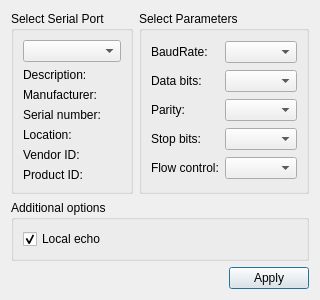
This is settingsdialog.ui in sigern/wheatley-gui as Qt 5 draws it before an edit. The edited form follows.
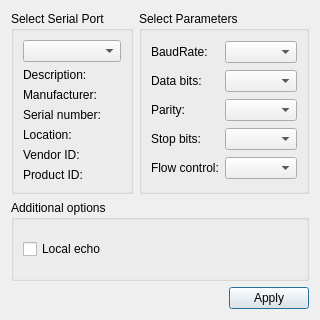
This is the edited form.

Diff of the .ui file:
```diff
--- a/settingsdialog.ui
+++ b/settingsdialog.ui
@@ -6,8 +6,8 @@
    <rect>
     <x>0</x>
     <y>0</y>
-    <width>281</width>
-    <height>262</height>
+    <width>311</width>
+    <height>320</height>
    </rect>
   </property>
   <property name="windowTitle">
@@ -163,7 +163,7 @@
          <string>Local echo</string>
         </property>
         <property name="checked">
-         <bool>true</bool>
+         <bool>false</bool>
         </property>
        </widget>
       </item>
```
